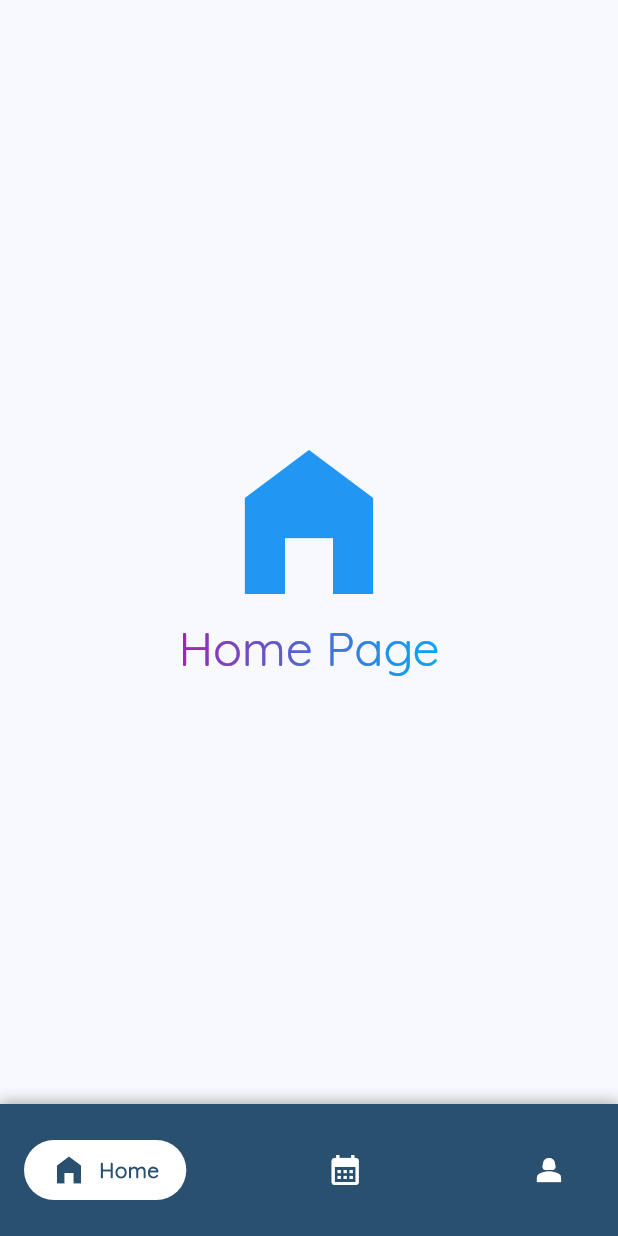
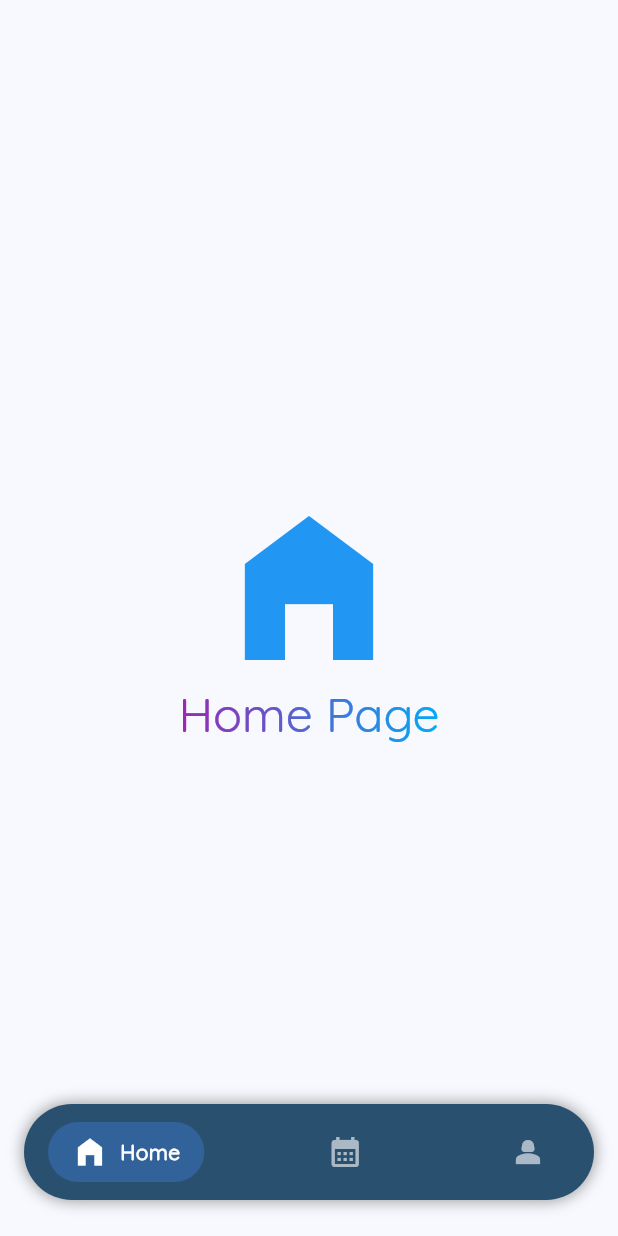
Before and after one commit to HashfiHazazi/Interceptor-Learn, a Flutter app: the BottomNavPage screen opened by its route, on a phone screen of 412 x 824 dp. Run offline on Flutter 3.47's test engine with Material 3 defaults, Android fonts, the phone set to English and light mode, and no system bars; drawn by our look-alikes of google_nav_bar, simple_gradient_text; our stand-ins replace bloc, dio, flutter_bloc, lottie, pretty_dio_logger, shared_preferences; accounts and stored records are empty.

Commit message:
Redesign Bottom Nav Bar UI

```diff
--- a/lib/src/features/bottom_nav/presentation/widgets/bottom_nav_page.dart
+++ b/lib/src/features/bottom_nav/presentation/widgets/bottom_nav_page.dart
@@ -32,8 +32,11 @@ class BottomNavPage extends StatelessWidget {
     return BlocBuilder<BottomNavBloc, BottomNavState>(
       builder: (context, state) {
         return Scaffold(
+          extendBody: true,
           bottomNavigationBar: Container(
+            margin: const EdgeInsets.only(right: 16, left: 16, bottom: 24),
             decoration: BoxDecoration(
+              borderRadius: BorderRadiusDirectional.circular(48),
               color: navColor,
               boxShadow: [
                 BoxShadow(
@@ -44,22 +47,22 @@ class BottomNavPage extends StatelessWidget {
               ],
             ),
             child: Padding(
-              padding: const EdgeInsets.symmetric(horizontal: 16, vertical: 24),
+              padding: const EdgeInsets.symmetric(horizontal: 16, vertical: 12),
               child: GNav(
                 tabs: navItems,
                 padding:
-                    const EdgeInsets.symmetric(horizontal: 18, vertical: 8),
+                    const EdgeInsets.symmetric(horizontal: 16, vertical: 8),
                 onTabChange: (index) {
                   myBottomNavBloc.add(
                     TabChange(changeTabEvent: index),
                   );
                 },
-                rippleColor: Colors.blue,
+                rippleColor: Colors.black26,
                 hoverColor: navColor,
                 selectedIndex: state.tabIndex,
-                activeColor: navColor,
-                color: Colors.white,
-                tabBackgroundColor: Colors.white,
+                activeColor: Colors.white,
+                color: Colors.white60,
+                tabBackgroundColor: Colors.blueAccent.withOpacity(0.3),
                 gap: 8,
               ),
             ),
--- a/lib/src/features/login/presentation/widget/login_page.dart
+++ b/lib/src/features/login/presentation/widget/login_page.dart
@@ -119,6 +119,7 @@ class _LoginPageState extends State<LoginPage> {
               padding: const EdgeInsets.symmetric(horizontal: 16),
               child: TextField(
                 controller: codeTextController,
+                maxLines: 1,
                 keyboardType: TextInputType.text,
                 decoration: InputDecoration(
                   prefixIcon: const Icon(Icons.code),
@@ -137,6 +138,7 @@ class _LoginPageState extends State<LoginPage> {
               padding: const EdgeInsets.symmetric(horizontal: 16),
               child: TextField(
                 controller: usernameTextController,
+                maxLines: 1,
                 keyboardType: TextInputType.name,
                 decoration: InputDecoration(
                   prefixIcon: const Icon(Icons.account_circle_outlined),
@@ -155,6 +157,7 @@ class _LoginPageState extends State<LoginPage> {
               padding: const EdgeInsets.symmetric(horizontal: 16),
               child: TextField(
                 controller: passwordTextController,
+                maxLines: 1,
                 obscureText: (isVisibilePassword == true) ? false : true,
                 decoration: InputDecoration(
                   prefixIcon: const Icon(Icons.lock_outline),
```
Also changed, not shown: lib/src/features/profile/presentation/widgets/profile_page.dart (+6 -2 lines), lib/src/features/login/application/services/login_service.dart (line endings or trailing spaces).
